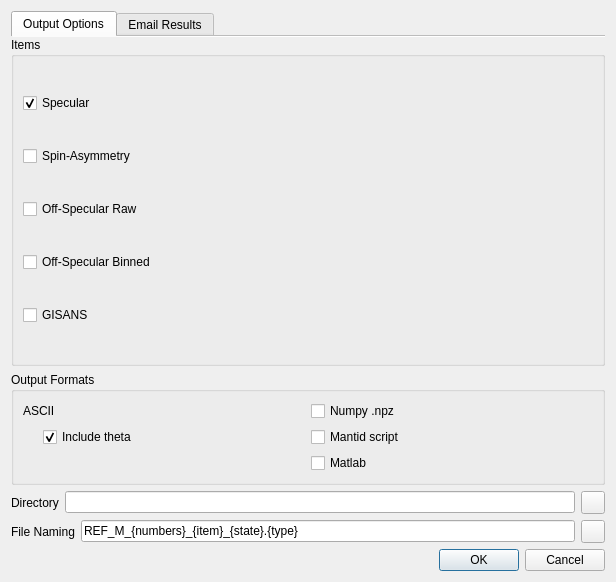
Before: the Qt Designer form src/quicknxs/ui/ui_reduce_dialog.ui in neutrons/quicknxs, drawn with Qt 5.
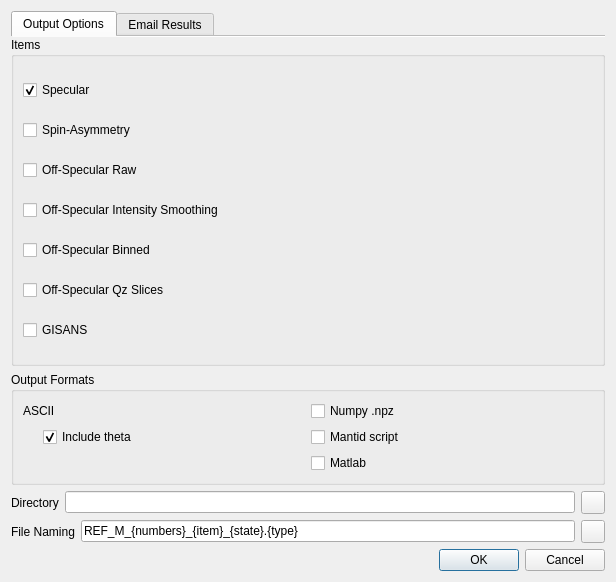
After: the same form once the commit is applied. Icons and pictures are not drawn.

Commit message: Move intensity smoothing checkbox to reduction options dialog

What changed in the file:
```diff
--- a/src/quicknxs/ui/ui_reduce_dialog.ui
+++ b/src/quicknxs/ui/ui_reduce_dialog.ui
@@ -82,6 +82,16 @@
                         </property>
                       </widget>
                     </item>
+                    <item>
+                      <widget class="QCheckBox" name="intensitySmoothingCheckbox">
+                        <property name="toolTip">
+                          <string>Apply smoothing algorithm to off-specular intensity data</string>
+                        </property>
+                        <property name="text">
+                          <string>Off-Specular Intensity Smoothing</string>
+                        </property>
+                      </widget>
+                    </item>
                     <item>
                       <widget class="QCheckBox" name="exportOffSpecularSmoothed">
                         <property name="text">
@@ -89,6 +99,16 @@
                         </property>
                       </widget>
                     </item>
+                    <item>
+                      <widget class="QCheckBox" name="exportOffSpecularSlices">
+                        <property name="toolTip">
+                          <string>Extract Qz slices from off-specular data</string>
+                        </property>
+                        <property name="text">
+                          <string>Off-Specular Qz Slices</string>
+                        </property>
+                      </widget>
+                    </item>
                     <item>
                       <widget class="QCheckBox" name="exportGISANS">
                         <property name="text">
```
Left out of the diff: 1 changed line with no effect on the pictures. The commit also changes 15 other files.
